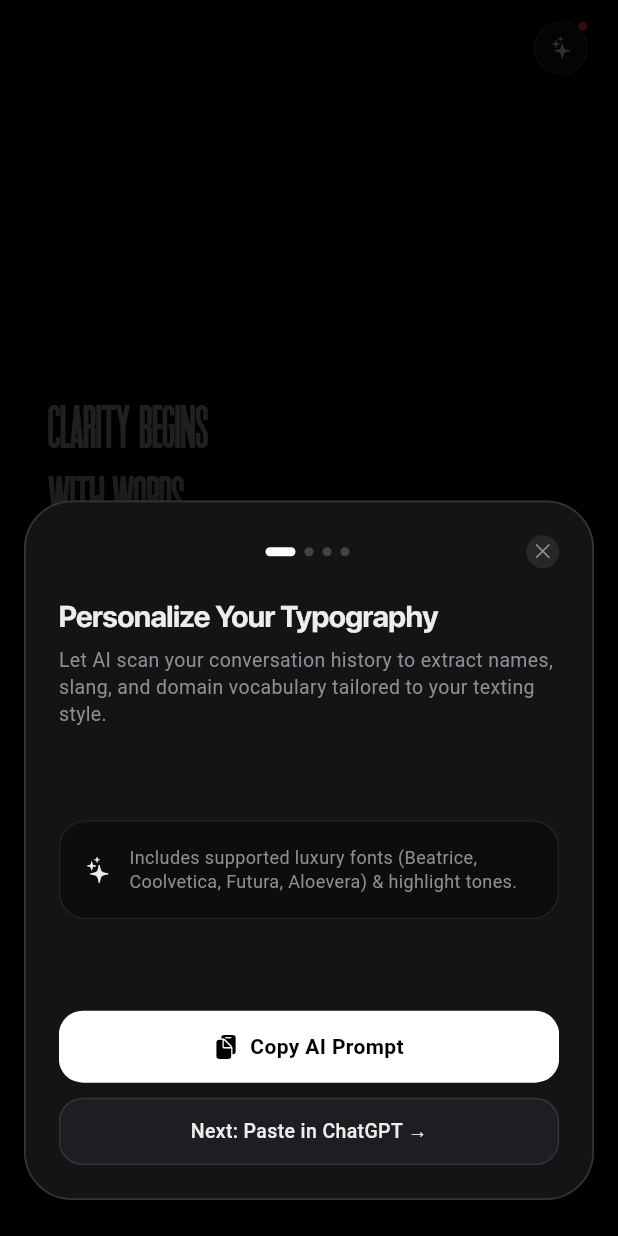
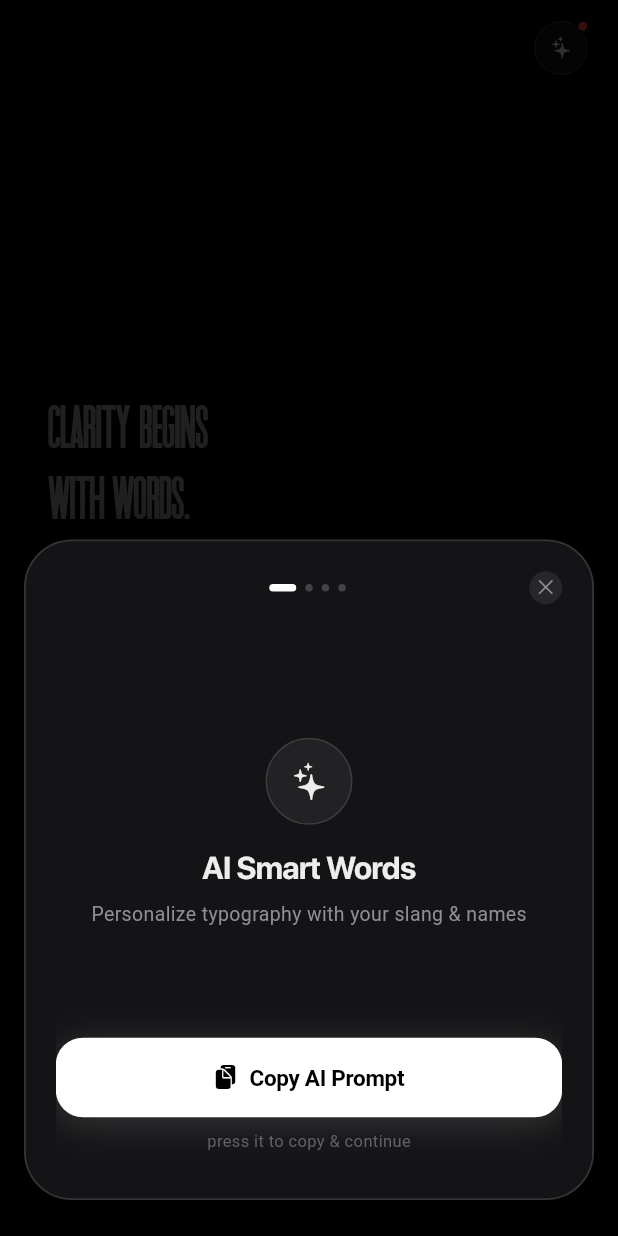
Before and after one commit to GauravGadhari/Null---An-Notes-App, a Flutter app: the screen it shows after launch, after a tap on an icon or button, on a phone screen of 412 x 824 dp. Run offline on Flutter 3.47's test engine with Material 3 defaults, Android fonts, the phone set to English and light mode, and no system bars; our stand-ins replace hive_flutter, share_plus; accounts and stored records are empty; Roboto replaces fonts that are missing (SFProText); project files that could hold a hidden picture were left out.

Commit message:
feat: redesign smart words onboarding to be ultra-visual with centered copy action and instant automatic page transitions

```diff
--- a/lib/screens/settings/smart_words_onboarding_sheet.dart
+++ b/lib/screens/settings/smart_words_onboarding_sheet.dart
@@ -2,6 +2,7 @@ import 'dart:convert';
 import 'package:flutter/cupertino.dart';
 import 'package:flutter/material.dart';
 import 'package:flutter/services.dart';
+import 'package:url_launcher/url_launcher.dart';
 import '../../core/fonts/app_fonts.dart';
 import '../../core/models/custom_smart_word.dart';
 import '../../core/models/span_style.dart';
@@ -31,7 +32,6 @@ class _SmartWordsOnboardingSheetState extends State<SmartWordsOnboardingSheet> {
   final TextEditingController _jsonController = TextEditingController();
 
   int _currentPage = 0;
-  bool _copiedPrompt = false;
   String? _errorMessage;
   List<CustomSmartWord> _importedWords = [];
 
@@ -109,23 +109,24 @@ Return ONLY the JSON code block without filler text.
     );
   }
 
-  void _copyPrompt() {
+  void _copyPromptAndAdvance() {
     Clipboard.setData(const ClipboardData(text: _chatGptPrompt));
     HapticFeedback.mediumImpact();
-    setState(() {
-      _copiedPrompt = true;
-    });
-    Future.delayed(const Duration(seconds: 3), () {
-      if (mounted) {
-        setState(() => _copiedPrompt = false);
+    // Smoothly and automatically transition to ChatGPT step
+    _nextPage();
   }
-    });
+
+  Future<void> _openChatGpt() async {
+    final uri = Uri.parse('https://chatgpt.com');
+    try {
+      await launchUrl(uri, mode: LaunchMode.externalApplication);
+    } catch (_) {}
   }
 
   void _applyRules() {
     final text = _jsonController.text.trim();
     if (text.isEmpty) {
-      setState(() => _errorMessage = 'Please paste the JSON from ChatGPT first.');
+      setState(() => _errorMessage = 'Paste the JSON response first.');
       return;
     }
 
@@ -166,7 +167,7 @@ Return ONLY the JSON code block without filler text.
       _nextPage();
     } catch (e) {
       setState(() {
-        _errorMessage = 'Invalid JSON: Please check the ChatGPT code block.';
+        _errorMessage = 'Invalid JSON: Check ChatGPT code block.';
       });
     }
   }
@@ -179,8 +180,8 @@ Return ONLY the JSON code block without filler text.
         return AnimatedContainer(
           duration: const Duration(milliseconds: 250),
           margin: const EdgeInsets.symmetric(horizontal: 3),
-          width: isActive ? 20 : 6,
-          height: 6,
+          width: isActive ? 18 : 5,
+          height: 5,
           decoration: BoxDecoration(
             color: isActive ? Colors.white : Colors.white.withValues(alpha: 0.2),
             borderRadius: BorderRadius.circular(3),
@@ -216,7 +217,7 @@ Return ONLY the JSON code block without filler text.
           ),
         ],
       ),
-      padding: const EdgeInsets.symmetric(horizontal: 22, vertical: 22),
+      padding: const EdgeInsets.symmetric(horizontal: 20, vertical: 20),
       child: Column(
         mainAxisSize: MainAxisSize.min,
         children: [
@@ -246,19 +247,19 @@ Return ONLY the JSON code block without filler text.
             ],
           ),
 
-          const SizedBox(height: 18),
+          const SizedBox(height: 16),
 
           // Swiping Page View Body
           Flexible(
             child: SizedBox(
-              height: 380,
+              height: 360,
               child: PageView(
                 controller: _pageController,
                 physics: const BouncingScrollPhysics(),
                 onPageChanged: (idx) => setState(() => _currentPage = idx),
                 children: [
-                  _buildPage1CopyPrompt(),
-                  _buildPage2AskChatGpt(),
+                  _buildPage1VisualCopy(),
+                  _buildPage2VisualChatGpt(),
                   _buildPage3PasteAndApply(),
                   _buildPage4PreviewSuccess(),
                 ],
@@ -270,13 +271,115 @@ Return ONLY the JSON code block without filler text.
     );
   }
 
-  // ── Step 1: Copy AI Prompt ──
-  Widget _buildPage1CopyPrompt() {
+  // ── Step 1: Centered Visual Copy Button ──
+  Widget _buildPage1VisualCopy() {
     return Column(
-      crossAxisAlignment: CrossAxisAlignment.start,
+      mainAxisAlignment: MainAxisAlignment.center,
       children: [
+        const Spacer(),
+        // Visual Header
+        Container(
+          width: 58,
+          height: 58,
+          decoration: BoxDecoration(
+            shape: BoxShape.circle,
+            color: Colors.white.withValues(alpha: 0.06),
+            border: Border.all(
+              color: Colors.white.withValues(alpha: 0.12),
+              width: 1.0,
+            ),
+          ),
+          child: const Icon(
+            CupertinoIcons.sparkles,
+            size: 26,
+            color: Color(0xFFEDEDED),
+          ),
+        ),
+        const SizedBox(height: 14),
         const Text(
-          'Personalize Your Typography',
+          'AI Smart Words',
+          style: TextStyle(
+            fontFamily: AppFonts.sfProDisplay,
+            fontSize: 21,
+            fontWeight: FontWeight.w600,
+            color: Color(0xFFEDEDED),
+            letterSpacing: -0.4,
+          ),
+        ),
+        const SizedBox(height: 6),
+        const Text(
+          'Personalize typography with your slang & names',
+          style: TextStyle(
+            fontFamily: AppFonts.sfProText,
+            fontSize: 13,
+            color: Color(0xFF8E8E93),
+          ),
+        ),
+        const Spacer(),
+
+        // Centered Copy Button
+        GestureDetector(
+          behavior: HitTestBehavior.opaque,
+          onTap: _copyPromptAndAdvance,
+          child: Container(
+            width: double.infinity,
+            padding: const EdgeInsets.symmetric(vertical: 16),
+            decoration: BoxDecoration(
+              color: Colors.white,
+              borderRadius: BorderRadius.circular(18),
+              boxShadow: [
+                BoxShadow(
+                  color: Colors.white.withValues(alpha: 0.15),
+                  blurRadius: 20,
+                  offset: const Offset(0, 4),
+                ),
+              ],
+            ),
+            child: const Row(
+              mainAxisAlignment: MainAxisAlignment.center,
+              children: [
+                Icon(
+                  CupertinoIcons.doc_on_clipboard_fill,
+                  size: 16,
+                  color: Colors.black,
+                ),
+                SizedBox(width: 8),
+                Text(
+                  'Copy AI Prompt',
+                  style: TextStyle(
+                    fontFamily: AppFonts.sfProText,
+                    fontSize: 15,
+                    fontWeight: FontWeight.w600,
+                    color: Colors.black,
+                    letterSpacing: -0.2,
+                  ),
+                ),
+              ],
+            ),
+          ),
+        ),
+        const SizedBox(height: 8),
+        const Text(
+          'press it to copy & continue',
+          style: TextStyle(
+            fontFamily: AppFonts.sfProText,
+            fontSize: 11,
+            fontWeight: FontWeight.w400,
+            color: Color(0xFF636366),
+          ),
+        ),
+        const SizedBox(height: 10),
+      ],
+    );
+  }
+
+  // ── Step 2: Visual ChatGPT Flow ──
+  Widget _buildPage2VisualChatGpt() {
+    return Column(
+      children: [
+        const SizedBox(height: 8),
+        const Text(
+          'Paste in ChatGPT',
           style: TextStyle(
             fontFamily: AppFonts.sfProDisplay,
             fontSize: 20,
@@ -285,91 +388,72 @@ Return ONLY the JSON code block without filler text.
             letterSpacing: -0.4,
           ),
         ),
-        const SizedBox(height: 6),
+        const SizedBox(height: 4),
         const Text(
-          'Let AI scan your conversation history to extract names, slang, and domain vocabulary tailored to your texting style.',
+          'Send prompt & copy the JSON response',
           style: TextStyle(
             fontFamily: AppFonts.sfProText,
-            fontSize: 13,
+            fontSize: 12,
             color: Color(0xFF8E8E93),
-            height: 1.35,
           ),
         ),
         const Spacer(),
+
+        // Visual 3-Step Flow Card
         Container(
-          padding: const EdgeInsets.all(16),
+          padding: const EdgeInsets.symmetric(horizontal: 16, vertical: 14),
           decoration: BoxDecoration(
             color: const Color(0xFF0D0D0E),
-            borderRadius: BorderRadius.circular(18),
+            borderRadius: BorderRadius.circular(20),
             border: Border.all(
               color: Colors.white.withValues(alpha: 0.08),
             ),
           ),
-          child: const Row(
+          child: Column(
             children: [
-              Icon(CupertinoIcons.sparkles, size: 18, color: Color(0xFFEDEDED)),
-              SizedBox(width: 12),
-              Expanded(
-                child: Text(
-                  'Includes supported luxury fonts (Beatrice, Coolvetica, Futura, Aloevera) & highlight tones.',
-                  style: TextStyle(
-                    fontFamily: AppFonts.sfProText,
-                    fontSize: 12,
-                    color: Color(0xFF8E8E93),
-                    height: 1.3,
+              _buildVisualRow(
+                icon: CupertinoIcons.chat_bubble_2_fill,
+                title: '1. Paste in ChatGPT',
+                subtitle: 'Send the copied prompt in your chat',
               ),
+              const SizedBox(height: 12),
+              _buildVisualRow(
+                icon: CupertinoIcons.sparkles,
+                title: '2. Generate Rules',
+                subtitle: 'AI analyzes your vocabulary',
               ),
+              const SizedBox(height: 12),
+              _buildVisualRow(
+                icon: CupertinoIcons.arrow_down_doc_fill,
+                title: '3. Copy JSON Block',
+                subtitle: 'Copy the output and come back',
               ),
             ],
           ),
         ),
         const Spacer(),
-        GestureDetector(
-          onTap: _copyPrompt,
+
+        // Action Buttons
+        Row(
+          children: [
+            Expanded(
+              child: GestureDetector(
+                onTap: _openChatGpt,
                 child: Container(
-            width: double.infinity,
                   padding: const EdgeInsets.symmetric(vertical: 14),
-            decoration: BoxDecoration(
-              color: _copiedPrompt ? const Color(0xFF32D74B) : Colors.white,
-              borderRadius: BorderRadius.circular(16),
-            ),
-            alignment: Alignment.center,
-            child: Row(
-              mainAxisAlignment: MainAxisAlignment.center,
-              children: [
-                Icon(
-                  _copiedPrompt ? CupertinoIcons.checkmark_alt : CupertinoIcons.doc_on_clipboard_fill,
-                  size: 16,
-                  color: Colors.black,
-                ),
-                const SizedBox(width: 8),
-                Text(
-                  _copiedPrompt ? 'Prompt Copied!' : 'Copy AI Prompt',
-                  style: const TextStyle(
-                    fontFamily: AppFonts.sfProText,
-                    fontSize: 14,
-                    fontWeight: FontWeight.w600,
-                    color: Colors.black,
-                  ),
-                ),
-              ],
-            ),
-          ),
-        ),
-        const SizedBox(height: 10),
-        GestureDetector(
-          onTap: _nextPage,
-          child: Container(
-            width: double.infinity,
-            padding: const EdgeInsets.symmetric(vertical: 12),
                   decoration: BoxDecoration(
                     color: const Color(0xFF1E1E22),
                     borderRadius: BorderRadius.circular(16),
-              border: Border.all(color: Colors.white.withValues(alpha: 0.10)),
+                    border: Border.all(color: Colors.white.withValues(alpha: 0.12)),
                   ),
                   alignment: Alignment.center,
-            child: const Text(
-              'Next: Paste in ChatGPT →',
+                  child: const Row(
+                    mainAxisAlignment: MainAxisAlignment.center,
+                    children: [
+                      Icon(CupertinoIcons.arrow_up_right, size: 14, color: Color(0xFFEDEDED)),
+                      SizedBox(width: 6),
+                      Text(
+                        'Open ChatGPT',
                         style: TextStyle(
                           fontFamily: AppFonts.sfProText,
                           fontSize: 13,
@@ -377,72 +461,16 @@ Return ONLY the JSON code block without filler text.
                           color: Color(0xFFEDEDED),
                         ),
                       ),
-          ),
-        ),
-      ],
-    );
-  }
-
-  // ── Step 2: Open ChatGPT & Copy Output ──
-  Widget _buildPage2AskChatGpt() {
-    return Column(
-      crossAxisAlignment: CrossAxisAlignment.start,
-      children: [
-        const Text(
-          'Ask ChatGPT',
-          style: TextStyle(
-            fontFamily: AppFonts.sfProDisplay,
-            fontSize: 20,
-            fontWeight: FontWeight.w600,
-            color: Color(0xFFEDEDED),
-            letterSpacing: -0.4,
-          ),
-        ),
-        const SizedBox(height: 6),
-        const Text(
-          'Paste the prompt into your ChatGPT chat and copy the generated JSON code block.',
-          style: TextStyle(
-            fontFamily: AppFonts.sfProText,
-            fontSize: 13,
-            color: Color(0xFF8E8E93),
-            height: 1.35,
-          ),
-        ),
-        const Spacer(),
-        Container(
-          padding: const EdgeInsets.all(16),
-          decoration: BoxDecoration(
-            color: const Color(0xFF0D0D0E),
-            borderRadius: BorderRadius.circular(18),
-            border: Border.all(
-              color: Colors.white.withValues(alpha: 0.08),
-            ),
-          ),
-          child: Column(
-            crossAxisAlignment: CrossAxisAlignment.start,
-            children: [
-              _buildBullet(
-                icon: CupertinoIcons.arrow_right_circle_fill,
-                text: 'Open ChatGPT in your browser or app',
-              ),
-              const SizedBox(height: 10),
-              _buildBullet(
-                icon: CupertinoIcons.arrow_right_circle_fill,
-                text: 'Paste the prompt and hit send',
-              ),
-              const SizedBox(height: 10),
-              _buildBullet(
-                icon: CupertinoIcons.arrow_right_circle_fill,
-                text: 'Copy the JSON output code block',
-              ),
                     ],
                   ),
                 ),
-        const Spacer(),
-        GestureDetector(
+              ),
+            ),
+            const SizedBox(width: 10),
+            Expanded(
+              child: GestureDetector(
                 onTap: _nextPage,
                 child: Container(
-            width: double.infinity,
                   padding: const EdgeInsets.symmetric(vertical: 14),
                   decoration: BoxDecoration(
                     color: Colors.white,
@@ -450,16 +478,20 @@ Return ONLY the JSON code block without filler text.
                   ),
                   alignment: Alignment.center,
                   child: const Text(
-              'I\'ve Copied the JSON →',
+                    'Paste Code →',
                     style: TextStyle(
                       fontFamily: AppFonts.sfProText,
-                fontSize: 14,
+                      fontSize: 13,
                       fontWeight: FontWeight.w600,
                       color: Colors.black,
                     ),
                   ),
                 ),
               ),
+            ),
+          ],
+        ),
+        const SizedBox(height: 6),
       ],
     );
   }
@@ -479,16 +511,7 @@ Return ONLY the JSON code block without filler text.
             letterSpacing: -0.4,
           ),
         ),
-        const SizedBox(height: 6),
-        const Text(
-          'Paste the code block from ChatGPT to activate your custom smart words.',
-          style: TextStyle(
-            fontFamily: AppFonts.sfProText,
-            fontSize: 13,
-            color: Color(0xFF8E8E93),
-          ),
-        ),
-        const SizedBox(height: 14),
+        const SizedBox(height: 12),
         Expanded(
           child: Container(
             padding: const EdgeInsets.all(12),
@@ -522,7 +545,7 @@ Return ONLY the JSON code block without filler text.
           ),
         ),
         if (_errorMessage != null) ...[
-          const SizedBox(height: 8),
+          const SizedBox(height: 6),
           Text(
             _errorMessage!,
             style: const TextStyle(
@@ -532,7 +555,7 @@ Return ONLY the JSON code block without filler text.
             ),
           ),
         ],
-        const SizedBox(height: 14),
+        const SizedBox(height: 12),
         GestureDetector(
           onTap: _applyRules,
           child: Container(
@@ -554,6 +577,7 @@ Return ONLY the JSON code block without filler text.
             ),
           ),
         ),
+        const SizedBox(height: 4),
       ],
     );
   }
@@ -567,15 +591,15 @@ Return ONLY the JSON code block without filler text.
     return Column(
       crossAxisAlignment: CrossAxisAlignment.start,
       children: [
-        const Row(
+        Row(
           children: [
-            Icon(CupertinoIcons.checkmark_seal_fill, size: 22, color: Color(0xFF32D74B)),
-            SizedBox(width: 8),
+            const Icon(CupertinoIcons.checkmark_seal_fill, size: 20, color: Color(0xFF32D74B)),
+            const SizedBox(width: 8),
             Text(
-              'Rules Activated!',
-              style: TextStyle(
+              '${words.length} Rules Activated',
+              style: const TextStyle(
                 fontFamily: AppFonts.sfProDisplay,
-                fontSize: 20,
+                fontSize: 19,
                 fontWeight: FontWeight.w600,
                 color: Color(0xFFEDEDED),
                 letterSpacing: -0.4,
@@ -583,21 +607,11 @@ Return ONLY the JSON code block without filler text.
             ),
           ],
         ),
-        const SizedBox(height: 6),
-        Text(
-          'Activated ${words.length} personal smart words. They will automatically format as you write in Null.',
-          style: const TextStyle(
-            fontFamily: AppFonts.sfProText,
-            fontSize: 13,
-            color: Color(0xFF8E8E93),
-            height: 1.35,
-          ),
-        ),
-        const SizedBox(height: 14),
+        const SizedBox(height: 12),
         Expanded(
           child: Container(
             width: double.infinity,
-            padding: const EdgeInsets.all(14),
+            padding: const EdgeInsets.all(12),
             decoration: BoxDecoration(
               color: const Color(0xFF0D0D0E),
               borderRadius: BorderRadius.circular(18),
@@ -650,7 +664,7 @@ Return ONLY the JSON code block without filler text.
             ),
           ),
         ),
-        const SizedBox(height: 14),
+        const SizedBox(height: 12),
         Row(
           children: [
             Expanded(
@@ -715,23 +729,51 @@ Return ONLY the JSON code block without filler text.
             ),
           ],
         ),
+        const SizedBox(height: 4),
       ],
     );
   }
 
-  Widget _buildBullet({required IconData icon, required String text}) {
+  Widget _buildVisualRow({
+    required IconData icon,
+    required String title,
+    required String subtitle,
+  }) {
     return Row(
       children: [
-        Icon(icon, size: 14, color: const Color(0xFF8E8E93)),
-        const SizedBox(width: 10),
+        Container(
+          width: 32,
+          height: 32,
+          decoration: BoxDecoration(
+            color: Colors.white.withValues(alpha: 0.08),
+            borderRadius: BorderRadius.circular(8),
+          ),
+          child: Icon(icon, size: 15, color: const Color(0xFFEDEDED)),
+        ),
+        const SizedBox(width: 12),
         Expanded(
-          child: Text(
-            text,
+          child: Column(
+            crossAxisAlignment: CrossAxisAlignment.start,
+            children: [
+              Text(
+                title,
+                style: const TextStyle(
+                  fontFamily: AppFonts.sfProDisplay,
+                  fontSize: 14,
+                  fontWeight: FontWeight.w600,
+                  color: Color(0xFFEDEDED),
+                ),
+              ),
+              const SizedBox(height: 2),
+              Text(
+                subtitle,
                 style: const TextStyle(
                   fontFamily: AppFonts.sfProText,
-              fontSize: 13,
-              color: Color(0xFFEDEDED),
+                  fontSize: 11,
+                  color: Color(0xFF8E8E93),
                 ),
+              ),
+            ],
           ),
         ),
       ],
```
Lines whose indentation alone changed are shown as unchanged.
